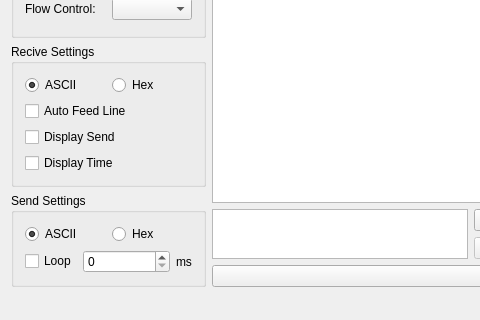
First picture: the form in MainWindow.ui, repository KangLin/SerialPortAssistant, before the edit; both pictures show x 0 to 480 and y 213 to 533 of the 565 by 533 pixel window.
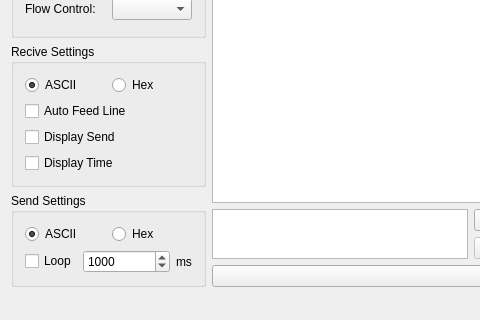
Second picture: the form after the edit. Icons and pictures are not drawn.

Diff of the .ui file:
```diff
--- a/MainWindow.ui
+++ b/MainWindow.ui
@@ -246,6 +246,12 @@
                <verstretch>0</verstretch>
               </sizepolicy>
              </property>
+             <property name="maximum">
+              <number>1000000000</number>
+             </property>
+             <property name="value">
+              <number>1000</number>
+             </property>
             </widget>
            </item>
            <item>
```
